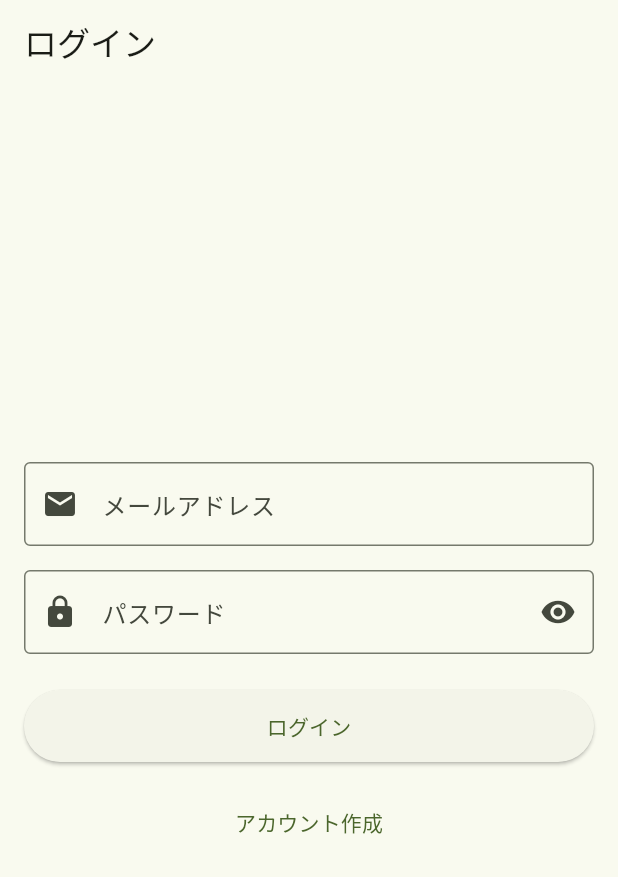
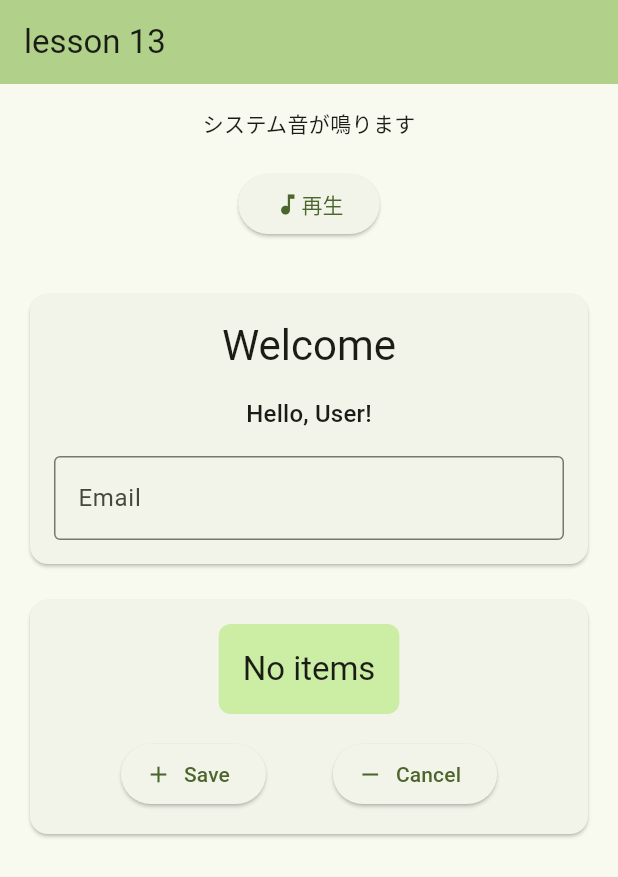
Before and after one commit to tsumayoji1102/lesson_flutter, a Flutter app: the screen it shows after launch, on a phone screen of 412 x 824 dp. Shown: the top 877 px of the screen. Run offline on Flutter 3.47's test engine with Material 3 defaults, Android fonts, the light colour scheme and no system bars; our stand-ins replace cloud_firestore, dio, firebase_auth, firebase_core, flutter_hooks, flutter_riverpod and 3 more; accounts and stored records are empty; generated files the repository leaves out were written again.

Commit message:
lesson_13実装

````diff
--- /dev/null
+++ b/l10n.yaml
@@ -0,0 +1,3 @@
+arb-dir: lib/l10n
+template-arb-file: app_en.arb
+output-localization-file: app_localizations.dart
--- /dev/null
+++ b/lib/l10n/app_en.arb
@@ -0,0 +1,95 @@
+{
+  "@@locale": "en",
+  "appTitle": "Lesson Flutter",
+  "@appTitle": {
+    "description": "The title of the application"
+  },
+  "welcome": "Welcome",
+  "@welcome": {
+    "description": "Welcome message"
+  },
+  "hello": "Hello",
+  "@hello": {
+    "description": "Hello greeting"
+  },
+  "helloWithName": "Hello, {name}!",
+  "@helloWithName": {
+    "description": "Hello greeting with name parameter",
+    "placeholders": {
+      "name": {
+        "type": "String",
+        "example": "John"
+      }
+    }
+  },
+  "settings": "Settings",
+  "@settings": {
+    "description": "Settings page title"
+  },
+  "language": "Language",
+  "@language": {
+    "description": "Language selection label"
+  },
+  "english": "English",
+  "@english": {
+    "description": "English language option"
+  },
+  "japanese": "Japanese",
+  "@japanese": {
+    "description": "Japanese language option"
+  },
+  "login": "Login",
+  "@login": {
+    "description": "Login button text"
+  },
+  "logout": "Logout",
+  "@logout": {
+    "description": "Logout button text"
+  },
+  "email": "Email",
+  "@email": {
+    "description": "Email input label"
+  },
+  "password": "Password",
+  "@password": {
+    "description": "Password input label"
+  },
+  "submit": "Submit",
+  "@submit": {
+    "description": "Submit button text"
+  },
+  "cancel": "Cancel",
+  "@cancel": {
+    "description": "Cancel button text"
+  },
+  "save": "Save",
+  "@save": {
+    "description": "Save button text"
+  },
+  "loading": "Loading...",
+  "@loading": {
+    "description": "Loading message"
+  },
+  "error": "Error",
+  "@error": {
+    "description": "Error message"
+  },
+  "retry": "Retry",
+  "@retry": {
+    "description": "Retry button text"
+  },
+  "noDataAvailable": "No data available",
+  "@noDataAvailable": {
+    "description": "Message when no data is available"
+  },
+  "itemCount": "{count, plural, =0{No items} =1{1 item} other{{count} items}}",
+  "@itemCount": {
+    "description": "Item count with pluralization",
+    "placeholders": {
+      "count": {
+        "type": "int",
+        "example": "42"
+      }
+    }
+  }
+}
--- /dev/null
+++ b/lib/l10n/app_ja.arb
@@ -0,0 +1,23 @@
+{
+  "@@locale": "ja",
+  "appTitle": "レッスン Flutter",
+  "welcome": "ようこそ",
+  "hello": "こんにちは",
+  "helloWithName": "こんにちは、{name}さん！",
+  "settings": "設定",
+  "language": "言語",
+  "english": "英語",
+  "japanese": "日本語",
+  "login": "ログイン",
+  "logout": "ログアウト",
+  "email": "メールアドレス",
+  "password": "パスワード",
+  "submit": "送信",
+  "cancel": "キャンセル",
+  "save": "保存",
+  "loading": "読み込み中...",
+  "error": "エラー",
+  "retry": "再試行",
+  "noDataAvailable": "利用可能なデータがありません",
+  "itemCount": "{count, plural, =0{アイテムなし} other{{count}個のアイテム}}"
+}
--- /dev/null
+++ b/lib/l10n/app_localizations.dart
@@ -0,0 +1,254 @@
+import 'dart:async';
+
+import 'package:flutter/foundation.dart';
+import 'package:flutter/widgets.dart';
+import 'package:flutter_localizations/flutter_localizations.dart';
+import 'package:intl/intl.dart' as intl;
+
+import 'app_localizations_en.dart';
+import 'app_localizations_ja.dart';
+
+// ignore_for_file: type=lint
+
+/// Callers can lookup localized strings with an instance of AppLocalizations
+/// returned by `AppLocalizations.of(context)`.
+///
+/// Applications need to include `AppLocalizations.delegate()` in their app's
+/// `localizationDelegates` list, and the locales they support in the app's
+/// `supportedLocales` list. For example:
+///
+/// ```dart
+/// import 'l10n/app_localizations.dart';
+///
+/// return MaterialApp(
+///   localizationsDelegates: AppLocalizations.localizationsDelegates,
+///   supportedLocales: AppLocalizations.supportedLocales,
+///   home: MyApplicationHome(),
+/// );
+/// ```
+///
+/// ## Update pubspec.yaml
+///
+/// Please make sure to update your pubspec.yaml to include the following
+/// packages:
+///
+/// ```yaml
+/// dependencies:
+///   # Internationalization support.
+///   flutter_localizations:
+///     sdk: flutter
+///   intl: any # Use the pinned version from flutter_localizations
+///
+///   # Rest of dependencies
+/// ```
+///
+/// ## iOS Applications
+///
+/// iOS applications define key application metadata, including supported
+/// locales, in an Info.plist file that is built into the application bundle.
+/// To configure the locales supported by your app, you’ll need to edit this
+/// file.
+///
+/// First, open your project’s ios/Runner.xcworkspace Xcode workspace file.
+/// Then, in the Project Navigator, open the Info.plist file under the Runner
+/// project’s Runner folder.
+///
+/// Next, select the Information Property List item, select Add Item from the
+/// Editor menu, then select Localizations from the pop-up menu.
+///
+/// Select and expand the newly-created Localizations item then, for each
+/// locale your application supports, add a new item and select the locale
+/// you wish to add from the pop-up menu in the Value field. This list should
+/// be consistent with the languages listed in the AppLocalizations.supportedLocales
+/// property.
+abstract class AppLocalizations {
+  AppLocalizations(String locale)
+    : localeName = intl.Intl.canonicalizedLocale(locale.toString());
+
+  final String localeName;
+
+  static AppLocalizations? of(BuildContext context) {
+    return Localizations.of<AppLocalizations>(context, AppLocalizations);
+  }
+
+  static const LocalizationsDelegate<AppLocalizations> delegate =
+      _AppLocalizationsDelegate();
+
+  /// A list of this localizations delegate along with the default localizations
+  /// delegates.
+  ///
+  /// Returns a list of localizations delegates containing this delegate along with
+  /// GlobalMaterialLocalizations.delegate, GlobalCupertinoLocalizations.delegate,
+  /// and GlobalWidgetsLocalizations.delegate.
+  ///
+  /// Additional delegates can be added by appending to this list in
+  /// MaterialApp. This list does not have to be used at all if a custom list
+  /// of delegates is preferred or required.
+  static const List<LocalizationsDelegate<dynamic>> localizationsDelegates =
+      <LocalizationsDelegate<dynamic>>[
+        delegate,
+        GlobalMaterialLocalizations.delegate,
+        GlobalCupertinoLocalizations.delegate,
+        GlobalWidgetsLocalizations.delegate,
+      ];
+
+  /// A list of this localizations delegate's supported locales.
+  static const List<Locale> supportedLocales = <Locale>[
+    Locale('en'),
+    Locale('ja'),
+  ];
+
+  /// The title of the application
+  ///
+  /// In en, this message translates to:
+  /// **'Lesson Flutter'**
+  String get appTitle;
+
+  /// Welcome message
+  ///
+  /// In en, this message translates to:
+  /// **'Welcome'**
+  String get welcome;
+
+  /// Hello greeting
+  ///
+  /// In en, this message translates to:
+  /// **'Hello'**
+  String get hello;
+
+  /// Hello greeting with name parameter
+  ///
+  /// In en, this message translates to:
+  /// **'Hello, {name}!'**
+  String helloWithName(String name);
+
+  /// Settings page title
+  ///
+  /// In en, this message translates to:
+  /// **'Settings'**
+  String get settings;
+
+  /// Language selection label
+  ///
+  /// In en, this message translates to:
+  /// **'Language'**
+  String get language;
+
+  /// English language option
+  ///
+  /// In en, this message translates to:
+  /// **'English'**
+  String get english;
+
+  /// Japanese language option
+  ///
+  /// In en, this message translates to:
+  /// **'Japanese'**
+  String get japanese;
+
+  /// Login button text
+  ///
+  /// In en, this message translates to:
+  /// **'Login'**
+  String get login;
+
+  /// Logout button text
+  ///
+  /// In en, this message translates to:
+  /// **'Logout'**
+  String get logout;
+
+  /// Email input label
+  ///
+  /// In en, this message translates to:
+  /// **'Email'**
+  String get email;
+
+  /// Password input label
+  ///
+  /// In en, this message translates to:
+  /// **'Password'**
+  String get password;
+
+  /// Submit button text
+  ///
+  /// In en, this message translates to:
+  /// **'Submit'**
+  String get submit;
+
+  /// Cancel button text
+  ///
+  /// In en, this message translates to:
+  /// **'Cancel'**
+  String get cancel;
+
+  /// Save button text
+  ///
+  /// In en, this message translates to:
+  /// **'Save'**
+  String get save;
+
+  /// Loading message
+  ///
+  /// In en, this message translates to:
+  /// **'Loading...'**
+  String get loading;
+
+  /// Error message
+  ///
+  /// In en, this message translates to:
+  /// **'Error'**
+  String get error;
+
+  /// Retry button text
+  ///
+  /// In en, this message translates to:
+  /// **'Retry'**
+  String get retry;
+
+  /// Message when no data is available
+  ///
+  /// In en, this message translates to:
+  /// **'No data available'**
+  String get noDataAvailable;
+
+  /// Item count with pluralization
+  ///
+  /// In en, this message translates to:
+  /// **'{count, plural, =0{No items} =1{1 item} other{{count} items}}'**
+  String itemCount(int count);
+}
+
+class _AppLocalizationsDelegate
+    extends LocalizationsDelegate<AppLocalizations> {
+  const _AppLocalizationsDelegate();
+
+  @override
+  Future<AppLocalizations> load(Locale locale) {
+    return SynchronousFuture<AppLocalizations>(lookupAppLocalizations(locale));
+  }
+
+  @override
+  bool isSupported(Locale locale) =>
+      <String>['en', 'ja'].contains(locale.languageCode);
+
+  @override
+  bool shouldReload(_AppLocalizationsDelegate old) => false;
+}
+
+AppLocalizations lookupAppLocalizations(Locale locale) {
+  // Lookup logic when only language code is specified.
+  switch (locale.languageCode) {
+    case 'en':
+      return AppLocalizationsEn();
+    case 'ja':
+      return AppLocalizationsJa();
+  }
+
+  throw FlutterError(
+    'AppLocalizations.delegate failed to load unsupported locale "$locale". This is likely '
+    'an issue with the localizations generation tool. Please file an issue '
+    'on GitHub with a reproducible sample app and the gen-l10n configuration '
+    'that was used.',
+  );
+}
--- /dev/null
+++ b/lib/lesson/lesson_13/lesson_13_widget.dart
@@ -0,0 +1,18 @@
+import 'package:flutter/material.dart';
+import 'package:lesson_flutter/lesson/lesson_13/localization_demo_page.dart';
+import 'package:lesson_flutter/lesson/lesson_13/method_channels_page.dart';
+
+class Lesson13Widget extends StatelessWidget {
+  const Lesson13Widget({super.key});
+
+  @override
+  Widget build(BuildContext context) {
+    return Scaffold(
+      appBar: AppBar(
+        title: Text("lesson 13"),
+        backgroundColor: Theme.of(context).colorScheme.inversePrimary,
+      ),
+      body: Column(children: [MethodChannelsPage(), LocalizationDemoPage()]),
+    );
+  }
+}
--- /dev/null
+++ b/lib/lesson/lesson_13/localization_demo_page.dart
@@ -0,0 +1,108 @@
+import 'package:flutter/material.dart';
+import 'package:flutter_hooks/flutter_hooks.dart';
+import 'package:lesson_flutter/l10n/app_localizations.dart';
+
+class LocalizationDemoPage extends HookWidget {
+  const LocalizationDemoPage({super.key});
+
+  @override
+  Widget build(BuildContext context) {
+    // 状態管理
+    final itemCount = useState<int>(0);
+    final userName = useState<String>('User');
+
+    // メソッド定義
+    final incrementCount = useCallback(() {
+      itemCount.value++;
+    }, [itemCount]);
+
+    final decrementCount = useCallback(() {
+      if (itemCount.value > 0) {
+        itemCount.value--;
+      }
+    }, [itemCount]);
+
+    final changeUserName = useCallback((String newName) {
+      userName.value = newName.isEmpty ? 'User' : newName;
+    }, [userName]);
+
+    // ローカライズされた文字列を取得できます
+    final l10n = AppLocalizations.of(context)!;
+
+    return Padding(
+      padding: const EdgeInsets.all(16.0),
+      child: Column(
+        children: [
+          // ウェルカムセクション
+          Card(
+            child: Padding(
+              padding: const EdgeInsets.all(16.0),
+              child: Column(
+                children: [
+                  Text(
+                    l10n.welcome,
+                    style: Theme.of(context).textTheme.headlineMedium,
+                  ),
+                  const SizedBox(height: 16),
+                  Text(
+                    l10n.helloWithName(userName.value),
+                    style: Theme.of(context).textTheme.titleMedium,
+                  ),
+                  const SizedBox(height: 16),
+                  TextField(
+                    decoration: InputDecoration(
+                      labelText: l10n.email, // 名前入力の代わりにemailラベルを使用
+                      border: const OutlineInputBorder(),
+                    ),
+                    onChanged: changeUserName,
+                  ),
+                ],
+              ),
+            ),
+          ),
+
+          const SizedBox(height: 16),
+
+          // アイテムカウント & ボタンセクション
+          Card(
+            child: Padding(
+              padding: const EdgeInsets.all(16.0),
+              child: Column(
+                children: [
+                  Container(
+                    padding: const EdgeInsets.all(16),
+                    decoration: BoxDecoration(
+                      color: Theme.of(context).colorScheme.primaryContainer,
+                      borderRadius: BorderRadius.circular(8),
+                    ),
+                    child: Text(
+                      l10n.itemCount(itemCount.value),
+                      style: Theme.of(context).textTheme.titleLarge,
+                      textAlign: TextAlign.center,
+                    ),
+                  ),
+                  const SizedBox(height: 16),
+                  Row(
+                    mainAxisAlignment: MainAxisAlignment.spaceEvenly,
+                    children: [
+                      ElevatedButton.icon(
+                        onPressed: incrementCount,
+                        icon: const Icon(Icons.add),
+                        label: Text(l10n.save), // 追加の代わりにsaveを使用
+                      ),
+                      ElevatedButton.icon(
+                        onPressed: decrementCount,
+                        icon: const Icon(Icons.remove),
+                        label: Text(l10n.cancel), // 削除の代わりにcancelを使用
+                      ),
+                    ],
+                  ),
+                ],
+              ),
+            ),
+          ),
+        ],
+      ),
+    );
+  }
+}
--- /dev/null
+++ b/lib/lesson/lesson_13/method_channels_page.dart
@@ -0,0 +1,45 @@
+import 'package:flutter/material.dart';
+import 'package:flutter/services.dart';
+
+class MethodChannelsPage extends StatelessWidget {
+  const MethodChannelsPage({super.key});
+
+  @override
+  Widget build(BuildContext context) {
+    return Padding(
+      padding: const EdgeInsets.all(16.0),
+      child: Column(
+        mainAxisAlignment: MainAxisAlignment.center,
+        children: [
+          Center(child: Text('システム音が鳴ります')),
+          SizedBox(height: 20),
+          ElevatedButton(
+            /// ボタンをタップしたら、音を再生する
+            onPressed: () async {
+              await _playSound();
+            },
+            child: Row(
+              mainAxisSize: MainAxisSize.min,
+              children: [Icon(Icons.music_note), Text('再生')],
+            ),
+          ),
+        ],
+      ),
+    );
+  }
+
+  /// MethodChannelのインスタンスを作成
+  static const platform = MethodChannel('demo/sound');
+
+  /// ネイティブのコードを呼び出すメソッド
+  /// playSoundという名前のネイティブ側のコードを呼び出す
+  Future<void> _playSound() async {
+    try {
+      /// invokeMethodで、ネイティブ側のメソッドを呼び出せる
+      /// （返却値がある場合は、戻り値を受け取ることも可能）
+      await platform.invokeMethod('playSound');
+    } catch (e) {
+      print('Sound failed: $e');
+    }
+  }
+}
--- a/lib/main.dart
+++ b/lib/main.dart
@@ -1,8 +1,13 @@
 // import 'package:firebase_core/firebase_core.dart';
 import 'package:firebase_core/firebase_core.dart';
 import 'package:flutter/material.dart';
+import 'package:flutter_localizations/flutter_localizations.dart';
 import 'package:lesson_flutter/firebase_options.dart';
-import 'package:lesson_flutter/lesson/lesson_10/lesson10_auth_gate.dart';
+import 'package:lesson_flutter/l10n/app_localizations.dart';
+import 'package:lesson_flutter/lesson/lesson_13/lesson_13_widget.dart';
+// import 'package:lesson_flutter/lesson/lesson_10/lesson10_auth_gate.dart';
+import 'package:lesson_flutter/lesson/lesson_13/localization_demo_page.dart';
+import 'package:lesson_flutter/lesson/lesson_13/method_channels_page.dart';
 import 'package:lesson_flutter/lesson/lesson_6/bottom_tabs/router_pages/detail_page.dart';
 import 'package:lesson_flutter/lesson/lesson_6/bottom_tabs/router_pages/official_page.dart';
 import 'package:lesson_flutter/lesson/lesson_6/bottom_tabs/routers_view.dart';
@@ -15,6 +20,8 @@
 /// アプリ起動はここから行われる。
 Future<void> main() async {
   WidgetsFlutterBinding.ensureInitialized();
+
+  /// Firebase系を動かす場合は、初期セットアップしたのちにこちらを読み込ませる必要あり。
   await Firebase.initializeApp(options: DefaultFirebaseOptions.currentPlatform);
   runApp(const MyApp());
 }
@@ -36,10 +43,25 @@
 
       /// ここに、遷移できる画面を設定する.
       routes: {
-        "/": (context) => Lesson10AuthGate(), // 初期表示できる画面はこちらから設定する
+        "/": (context) => const Lesson13Widget(), // 初期表示できる画面はこちらから設定する
         AppRoutes.detailPage.path: (context) => const DetailPage(),
         AppRoutes.officialPage.path: (context) => const OfficialPage(),
       },
+
+      /// 対応している言語を追加する。
+      supportedLocales: [
+        Locale('en'), // English
+        Locale('es'), // Spanish
+      ],
+
+      /// ローカライズのデリゲートを追加する。
+      /// これを追加しないと、多言語化が動作しない。
+      localizationsDelegates: [
+        AppLocalizations.delegate,
+        GlobalMaterialLocalizations.delegate,
+        GlobalWidgetsLocalizations.delegate,
+        GlobalCupertinoLocalizations.delegate,
+      ],
     );
   }
 }
````
Also changed, not shown: lib/l10n/app_localizations_en.dart (added, +81 -0 lines), lib/l10n/app_localizations_ja.dart (added, +80 -0 lines), pubspec.yaml (+9 -2 lines), lib/lesson/lesson_12/mvvm/practice_riverpod_page.dart (added), lib/services/system_sound_service.dart (added), pubspec.lock, 9 other files.
